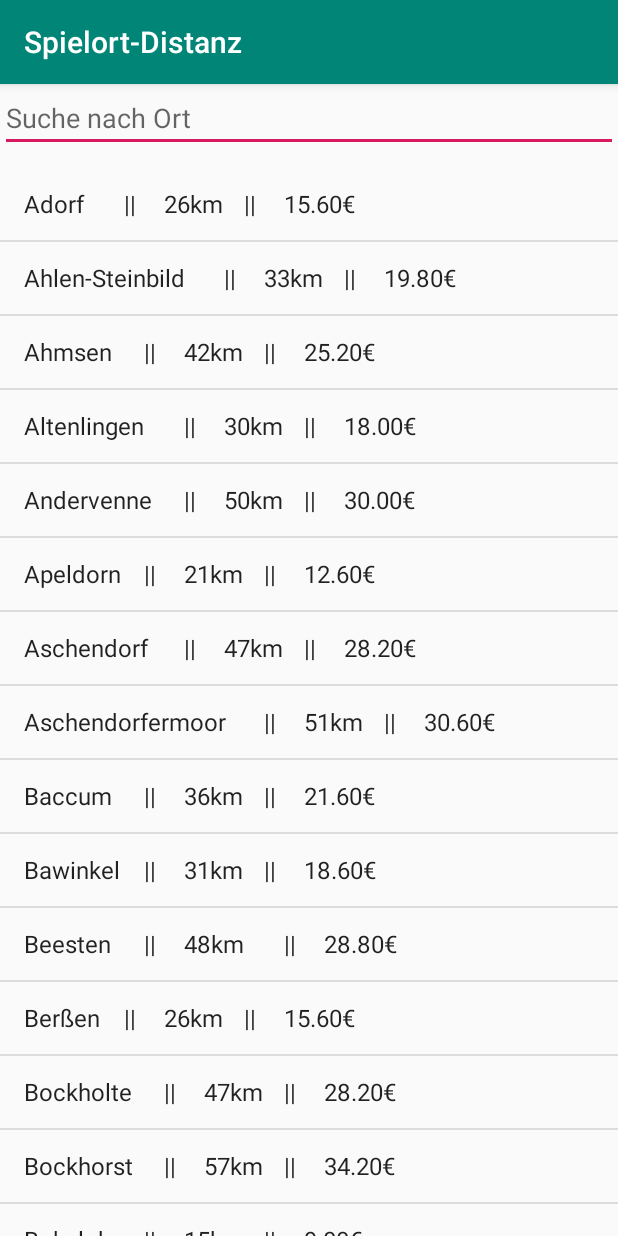
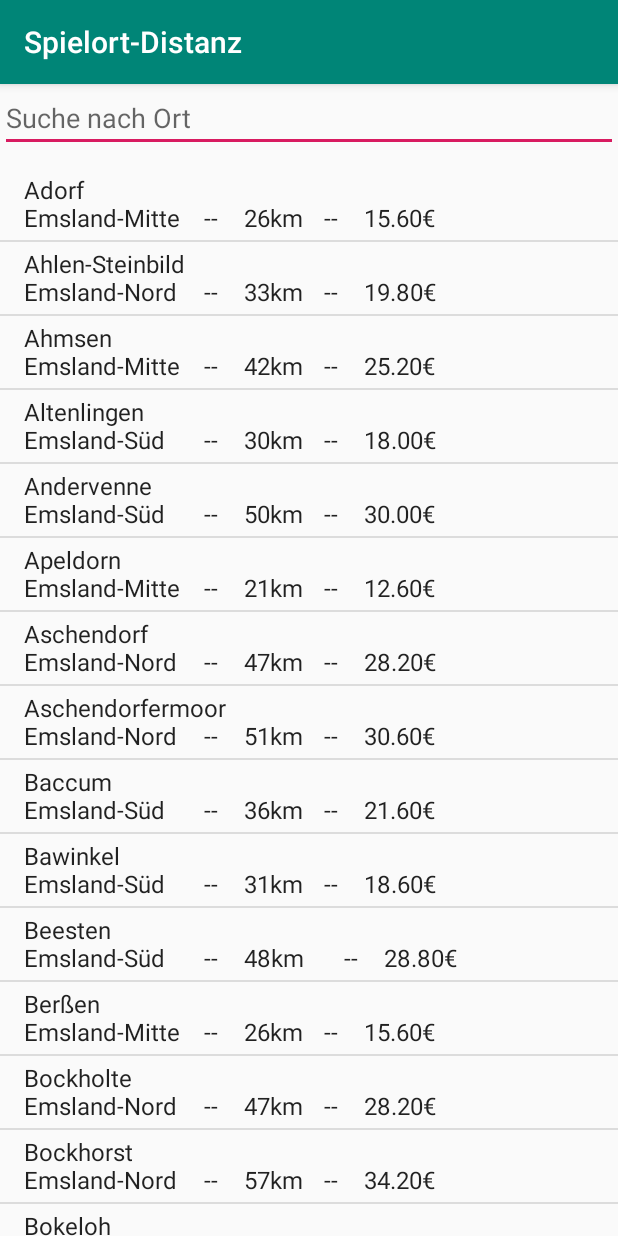
Before and after one commit to Fasde/DistanceApp, an Android app: the screen it shows after launch (MainActivity), on a phone screen of 412 x 824 dp. Run offline under Robolectric (Android 15) with nearby library versions, the phone set to English and light mode, and no system bars.

Commit message:
DistanceApp v1.2 New Structure of Datatypes and String-Construction

```diff
--- /dev/null
+++ b/app/src/main/java/fasde/android/distanceapp/Kreis.java
@@ -0,0 +1,22 @@
+package fasde.android.distanceapp;
+
+public enum Kreis {
+
+    EL_NORD("Emsland-Nord"),
+    EL_MITTE("Emsland-Mitte"),
+    EL_SUED("Emsland-Süd"),
+    GRAFSCHAFT("Grafschaft"),
+    OSTFRIESLAND("Ostfriesland"),
+    CLP("Cloppenburg"),
+    OSNA("Osnabrück");
+
+    String name;
+
+     Kreis(String name) {
+        this.name = name;
+    }
+
+    public String getName() {
+        return name;
+    }
+}
--- a/app/src/main/java/fasde/android/distanceapp/MainActivity.java
+++ b/app/src/main/java/fasde/android/distanceapp/MainActivity.java
@@ -1,18 +1,14 @@
 package fasde.android.distanceapp;
-
-import androidx.appcompat.app.AppCompatActivity;
 
 import android.os.Bundle;
 import android.text.Editable;
 import android.text.TextWatcher;
 import android.widget.ArrayAdapter;
 import android.widget.EditText;
-import android.widget.ExpandableListView;
 import android.widget.ListView;
-import android.widget.SimpleAdapter;
 
-import java.math.BigDecimal;
-import java.math.RoundingMode;
+import androidx.appcompat.app.AppCompatActivity;
+
 import java.util.ArrayList;
 import java.util.List;
 import java.util.Map;
@@ -35,126 +31,14 @@ public class MainActivity extends AppCompatActivity {
 
         List<String> setup = new ArrayList<>();
 
-        Map<String, Integer> vereine = new TreeMap<>();
-        vereine.put("Adorf", 26);
-        vereine.put("Ahlen-Steinbild", 33);
-        vereine.put("Ahmsen", 42);
-        vereine.put("Altenlingen", 30);
-        vereine.put("Andervenne", 50);
-        vereine.put("Apeldorn", 21);
-        vereine.put("Aschendorf", 47);
-        vereine.put("Aschendorfermoor", 51);
-        vereine.put("Baccum", 36);
-        vereine.put("Bawinkel", 31);
-        vereine.put("Beesten", 48);
-        vereine.put("Berßen", 26);
-        vereine.put("Bockholte", 47);
-        vereine.put("Bockhorst", 57);
-        vereine.put("Bokeloh", 15);
-        vereine.put("Bramhar", 24);
-        vereine.put("Bramsche", 41);
-        vereine.put("Breddenberg", 49);
-        vereine.put("Brual", 48);
-        vereine.put("Brögbern", 31);
-        vereine.put("Börger", 42);
-        vereine.put("CCI (Emslage)", 7);
-        vereine.put("Clusorth", 28);
-        vereine.put("Dalum", 19);
-        vereine.put("Darme", 37);
-        vereine.put("Dersum", 33);
-        vereine.put("Dohren", 36);
-        vereine.put("Dörpen", 34);
-        vereine.put("Eisten-Hüven", 42);
-        vereine.put("Eltern", 30);
-        vereine.put("Emmeln", 11);
-        vereine.put("Emsbüren", 58);
-        vereine.put("Erika-Altenberge", 15);
-        vereine.put("Esterwegen", 60);
-        vereine.put("Fehndorf", 11);
-        vereine.put("Flechum", 34);
-        vereine.put("Freren", 47);
-        vereine.put("Fresenburg", 29);
-        vereine.put("Fullen", 6);
-        vereine.put("Geeste", 21);
-        vereine.put("Gersten", 34);
-        vereine.put("Groß Hesepe", 15);
-        vereine.put("Haren", 8);
-        vereine.put("Haselünne", 30);
-        vereine.put("Hebelermeer", 11);
-        vereine.put("Heede", 36);
-        vereine.put("Hemsen", 9);
-        vereine.put("Herbrum", 51);
-        vereine.put("Herssum", 43);
-        vereine.put("Herzlake", 38);
-        vereine.put("Hilkenbrook", 65);
-        vereine.put("Holte", 41);
-        vereine.put("Holthausen-Biene", 24);
-        vereine.put("Hülsen-Westerloh", 29);
-        vereine.put("Lähden", 38);
-        vereine.put("Lahn", 44);
-        vereine.put("Landegge", 11);
-        vereine.put("Langen (Lathen)", 25);
-        vereine.put("Langen (Lengerich)", 36);
-        vereine.put("Lathen", 27);
-        vereine.put("Lathen-Wahn", 24);
-        vereine.put("Laxten", 24);
-        vereine.put("Lehe", 37);
-        vereine.put("Lehrte", 22);
-        vereine.put("Lengerich-Handrup", 40);
-        vereine.put("Leschede", 52);
-        vereine.put("Lingen", 30);
-        vereine.put("Listrup", 58);
-        vereine.put("Lorup", 49);
-        vereine.put("Lünne", 46);
-        vereine.put("Meppen (SV)", 13);
-        vereine.put("Mepppen (Union)", 6);
-        vereine.put("Messingen", 43);
-        vereine.put("Neubörger", 38);
-        vereine.put("Neulangen", 19);
-        vereine.put("Neulehe", 42);
-        vereine.put("Neurhede", 47);
-        vereine.put("Neuringe", 24);
-        vereine.put("Ostenwalde", 41);
-        vereine.put("Osterbrock", 24);
-        vereine.put("Papenburg", 58);
-        vereine.put("Polle", 30);
-        vereine.put("Rastdorf", 51);
-        vereine.put("Renkenberge", 31);
-        vereine.put("Rhede", 44);
-        vereine.put("Rütenbrock", 20);
-        vereine.put("Salzbergen", 62);
-        vereine.put("Schapen", 53);
-        vereine.put("Schepsdorf", 39);
-        vereine.put("Schleper", 25);
-        vereine.put("Schwefingen", 15);
-        vereine.put("Schöningsdorf", 11);
-        vereine.put("Spahnharrenstätte", 42);
-        vereine.put("Spelle-Venhaus", 55);
-        vereine.put("Stavern", 30);
-        vereine.put("Surwold", 49);
-        vereine.put("Sögel", 36);
-        vereine.put("Teglingen", 14);
-        vereine.put("Thuine", 42);
-        vereine.put("Tinnen", 14);
-        vereine.put("Twist (Germania)", 23);
-        vereine.put("Twist (Grenzland)", 26);
-        vereine.put("Varenrode", 50);
-        vereine.put("Versen (JVA)", 4);
-        vereine.put("Vrees", 56);
-        vereine.put("Walchum-Hasselbrock", 29);
-        vereine.put("Wehm", 48);
-        vereine.put("Werlte", 47);
-        vereine.put("Werpeloh", 37);
-        vereine.put("Wesuwe", 2);
-        vereine.put("Wettrup", 39);
-        vereine.put("Wieste", 49);
-        vereine.put("Wippingen", 32);
-        vereine.put("Nordhorn (WE)", 50);
+        Map<String, Spielort> vereine = new TreeMap<>();
 
-        BigDecimal kosten;
-        for (Map.Entry<String, Integer> entry : vereine.entrySet()) {
-            kosten = new BigDecimal(entry.getValue() * 0.30 * 2).setScale(2, RoundingMode.HALF_DOWN);
-            setup.add(entry.getKey() + "\t\t||\t\t" + entry.getValue() + "km\t\t||\t\t" + kosten + "€");
+        for (Spielort ort : Spielort.gottaListEmAll()) {
+            vereine.put(ort.getSpielort(), ort);
+        }
+
+        for (Map.Entry<String, Spielort> entry : vereine.entrySet()) {
+            setup.add(entry.getValue().toString());
         }
 
 
--- /dev/null
+++ b/app/src/main/java/fasde/android/distanceapp/Spielort.java
@@ -0,0 +1,217 @@
+package fasde.android.distanceapp;
+
+import java.math.BigDecimal;
+import java.math.RoundingMode;
+import java.util.ArrayList;
+import java.util.List;
+
+public class Spielort {
+
+    private String spielort;
+    private int distanz;
+    private BigDecimal kosten;
+    private Kreis kreis;
+
+    public Spielort(String spielort, int distanz, Kreis kreis) {
+        this.spielort = spielort;
+        this.distanz = distanz;
+        this.kosten = new BigDecimal(distanz * 0.30 * 2).setScale(2, RoundingMode.HALF_DOWN);
+        this.kreis = kreis;
+    }
+
+    public String getSpielort() {
+        return spielort;
+    }
+
+    public int getDistanz() {
+        return distanz;
+    }
+
+    public BigDecimal getKosten() {
+        return kosten;
+    }
+
+    public Kreis getKreis() {
+        return kreis;
+    }
+
+    public static List<Spielort> gottaListEmAll() {
+        List<Spielort> allPlaces = new ArrayList<>();
+        for (Spielort ort : emslandNord()) {
+            allPlaces.add(ort);
+        }
+        for (Spielort ort : emslandMitte()) {
+            allPlaces.add(ort);
+        }
+        for (Spielort ort : emslandSued()) {
+            allPlaces.add(ort);
+        }
+        for (Spielort ort : grafschaft()) {
+            allPlaces.add(ort);
+        }
+        for (Spielort ort : osnabrück()) {
+            allPlaces.add(ort);
+        }
+        for (Spielort ort : ostfriesland()) {
+            allPlaces.add(ort);
+        }
+        for (Spielort ort : cloppenburg()) {
+            allPlaces.add(ort);
+        }
+        return allPlaces;
+    }
+
+    public static List<Spielort> emslandNord() {
+        List<Spielort> emslandNord = new ArrayList<>();
+        emslandNord.add(new Spielort("Ahlen-Steinbild", 33, Kreis.EL_NORD));
+        emslandNord.add(new Spielort("Aschendorf", 47, Kreis.EL_NORD));
+        emslandNord.add(new Spielort("Aschendorfermoor", 51, Kreis.EL_NORD));
+        emslandNord.add(new Spielort("Bockholte", 47, Kreis.EL_NORD));
+        emslandNord.add(new Spielort("Bockhorst", 57, Kreis.EL_NORD));
+        emslandNord.add(new Spielort("Breddenberg", 49, Kreis.EL_NORD));
+        emslandNord.add(new Spielort("Brual", 48, Kreis.EL_NORD));
+        emslandNord.add(new Spielort("Börger", 41, Kreis.EL_NORD));
+        emslandNord.add(new Spielort("Dersum", 33, Kreis.EL_NORD));
+        emslandNord.add(new Spielort("Dörpen", 34, Kreis.EL_NORD));
+        emslandNord.add(new Spielort("Eisten-Hüven", 42, Kreis.EL_NORD));
+        emslandNord.add(new Spielort("Esterwegen", 60, Kreis.EL_NORD));
+        emslandNord.add(new Spielort("Fresenburg", 29, Kreis.EL_NORD));
+        emslandNord.add(new Spielort("Heede", 36, Kreis.EL_NORD));
+        emslandNord.add(new Spielort("Herbrum", 51, Kreis.EL_NORD));
+        emslandNord.add(new Spielort("Hilkenbrook", 65, Kreis.EL_NORD));
+        emslandNord.add(new Spielort("Lahn", 44, Kreis.EL_NORD));
+        emslandNord.add(new Spielort("Langen (Lathen)", 25, Kreis.EL_NORD));
+        emslandNord.add(new Spielort("Lathen", 27, Kreis.EL_NORD));
+        emslandNord.add(new Spielort("Lathen-Wahn", 24, Kreis.EL_NORD));
+        emslandNord.add(new Spielort("Lehe", 37, Kreis.EL_NORD));
+        emslandNord.add(new Spielort("Lorup", 49, Kreis.EL_NORD));
+        emslandNord.add(new Spielort("Neubörger", 38, Kreis.EL_NORD));
+        emslandNord.add(new Spielort("Neulangen", 19, Kreis.EL_NORD));
+        emslandNord.add(new Spielort("Neulehe", 42, Kreis.EL_NORD));
+        emslandNord.add(new Spielort("Neurhede", 47, Kreis.EL_NORD));
+        emslandNord.add(new Spielort("Ostenwalde", 41, Kreis.EL_NORD));
+        emslandNord.add(new Spielort("Papenburg", 58, Kreis.EL_NORD));
+        emslandNord.add(new Spielort("Rastdorf", 51, Kreis.EL_NORD));
+        emslandNord.add(new Spielort("Renkenberge", 31, Kreis.EL_NORD));
+        emslandNord.add(new Spielort("Rhede", 44, Kreis.EL_NORD));
+        emslandNord.add(new Spielort("Spahnharrenstätte", 42, Kreis.EL_NORD));
+        emslandNord.add(new Spielort("Surwold", 49, Kreis.EL_NORD));
+        emslandNord.add(new Spielort("Sögel", 36, Kreis.EL_NORD));
+        emslandNord.add(new Spielort("Vrees", 56, Kreis.EL_NORD));
+        emslandNord.add(new Spielort("Walchum-Hasselbrock", 29, Kreis.EL_NORD));
+        emslandNord.add(new Spielort("Wehm", 48, Kreis.EL_NORD));
+        emslandNord.add(new Spielort("Werlte", 47, Kreis.EL_NORD));
+        emslandNord.add(new Spielort("Werpeloh", 37, Kreis.EL_NORD));
+        emslandNord.add(new Spielort("Wieste", 49, Kreis.EL_NORD));
+        emslandNord.add(new Spielort("Wippingen", 32, Kreis.EL_NORD));
+        return emslandNord;
+    }
+
+    public static List<Spielort> emslandMitte() {
+        List<Spielort> emslandMitte = new ArrayList<>();
+        emslandMitte.add(new Spielort("Adorf", 26, Kreis.EL_MITTE));
+        emslandMitte.add(new Spielort("Ahmsen", 42, Kreis.EL_MITTE));
+        emslandMitte.add(new Spielort("Apeldorn", 21, Kreis.EL_MITTE));
+        emslandMitte.add(new Spielort("Berßen", 26, Kreis.EL_MITTE));
+        emslandMitte.add(new Spielort("Bokeloh", 15, Kreis.EL_MITTE));
+        emslandMitte.add(new Spielort("CCI (Emslage)", 7, Kreis.EL_MITTE));
+        emslandMitte.add(new Spielort("Dalum", 19, Kreis.EL_MITTE));
+        emslandMitte.add(new Spielort("Dohren", 36, Kreis.EL_MITTE));
+        emslandMitte.add(new Spielort("Eltern", 30, Kreis.EL_MITTE));
+        emslandMitte.add(new Spielort("Emmeln", 11, Kreis.EL_MITTE));
+        emslandMitte.add(new Spielort("Erika-Altenberge", 15, Kreis.EL_MITTE));
+        emslandMitte.add(new Spielort("Fehndorf", 11, Kreis.EL_MITTE));
+        emslandMitte.add(new Spielort("Flechum", 34, Kreis.EL_MITTE));
+        emslandMitte.add(new Spielort("Fullen", 6, Kreis.EL_MITTE));
+        emslandMitte.add(new Spielort("Geeste", 21, Kreis.EL_MITTE));
+        emslandMitte.add(new Spielort("Groß Hesepe", 15, Kreis.EL_MITTE));
+        emslandMitte.add(new Spielort("Haren", 8, Kreis.EL_MITTE));
+        emslandMitte.add(new Spielort("Haselünne", 30, Kreis.EL_MITTE));
+        emslandMitte.add(new Spielort("Hebelermeer", 11, Kreis.EL_MITTE));
+        emslandMitte.add(new Spielort("Hemsen", 9, Kreis.EL_MITTE));
+        emslandMitte.add(new Spielort("Herssum", 43, Kreis.EL_MITTE));
+        emslandMitte.add(new Spielort("Herzlake", 38, Kreis.EL_MITTE));
+        emslandMitte.add(new Spielort("Holte", 41, Kreis.EL_MITTE));
+        emslandMitte.add(new Spielort("Hülsen-Westerloh", 29, Kreis.EL_MITTE));
+        emslandMitte.add(new Spielort("Lähden", 38, Kreis.EL_MITTE));
+        emslandMitte.add(new Spielort("Landegge", 11, Kreis.EL_MITTE));
+        emslandMitte.add(new Spielort("Lehrte", 22, Kreis.EL_MITTE));
+        emslandMitte.add(new Spielort("Meppen (SV)", 13, Kreis.EL_MITTE));
+        emslandMitte.add(new Spielort("Meppen (Union)", 6, Kreis.EL_MITTE));
+        emslandMitte.add(new Spielort("Neuringe", 24, Kreis.EL_MITTE));
+        emslandMitte.add(new Spielort("Osterbrock", 24, Kreis.EL_MITTE));
+        emslandMitte.add(new Spielort("Polle", 30, Kreis.EL_MITTE));
+        emslandMitte.add(new Spielort("Rütenbrock", 20, Kreis.EL_MITTE));
+        emslandMitte.add(new Spielort("Schleper", 25, Kreis.EL_MITTE));
+        emslandMitte.add(new Spielort("Schwefingen", 15, Kreis.EL_MITTE));
+        emslandMitte.add(new Spielort("Schöningsdorf", 11, Kreis.EL_MITTE));
+        emslandMitte.add(new Spielort("Stavern", 30, Kreis.EL_MITTE));
+        emslandMitte.add(new Spielort("Teglingen", 14, Kreis.EL_MITTE));
+        emslandMitte.add(new Spielort("Tinnen", 14, Kreis.EL_MITTE));
+        emslandMitte.add(new Spielort("Twist (Germania)", 23, Kreis.EL_MITTE));
+        emslandMitte.add(new Spielort("Twist (Grenzland)", 26, Kreis.EL_MITTE));
+        emslandMitte.add(new Spielort("Versen (JVA)", 4, Kreis.EL_MITTE));
+        emslandMitte.add(new Spielort("Wesuwe", 2, Kreis.EL_MITTE));
+        return emslandMitte;
+    }
+
+    public static List<Spielort> emslandSued() {
+        List<Spielort> emsLandSued = new ArrayList<>();
+        emsLandSued.add(new Spielort("Altenlingen", 30, Kreis.EL_SUED));
+        emsLandSued.add(new Spielort("Andervenne", 50, Kreis.EL_SUED));
+        emsLandSued.add(new Spielort("Baccum", 36, Kreis.EL_SUED));
+        emsLandSued.add(new Spielort("Bawinkel", 31, Kreis.EL_SUED));
+        emsLandSued.add(new Spielort("Beesten", 48, Kreis.EL_SUED));
+        emsLandSued.add(new Spielort("Bramhar", 24, Kreis.EL_SUED));
+        emsLandSued.add(new Spielort("Bramsche", 41, Kreis.EL_SUED));
+        emsLandSued.add(new Spielort("Brögbern", 31, Kreis.EL_SUED));
+        emsLandSued.add(new Spielort("Clusorth", 28, Kreis.EL_SUED));
+        emsLandSued.add(new Spielort("Darme", 37, Kreis.EL_SUED));
+        emsLandSued.add(new Spielort("Emsbüren", 58, Kreis.EL_SUED));
+        emsLandSued.add(new Spielort("Freren", 47, Kreis.EL_SUED));
+        emsLandSued.add(new Spielort("Gersten", 34, Kreis.EL_SUED));
+        emsLandSued.add(new Spielort("Holthausen-Biene", 24, Kreis.EL_SUED));
+        emsLandSued.add(new Spielort("Langen (Lengerich)", 36, Kreis.EL_SUED));
+        emsLandSued.add(new Spielort("Laxten", 24, Kreis.EL_SUED));
+        emsLandSued.add(new Spielort("Lengerich-Handrup", 40, Kreis.EL_SUED));
+        emsLandSued.add(new Spielort("Leschede", 52, Kreis.EL_SUED));
+        emsLandSued.add(new Spielort("Lingen", 30, Kreis.EL_SUED));
+        emsLandSued.add(new Spielort("Listrup", 58, Kreis.EL_SUED));
+        emsLandSued.add(new Spielort("Lünne", 46, Kreis.EL_SUED));
+        emsLandSued.add(new Spielort("Messingen", 43, Kreis.EL_SUED));
+        emsLandSued.add(new Spielort("Salzbergen", 62, Kreis.EL_SUED));
+        emsLandSued.add(new Spielort("Schapen", 53, Kreis.EL_SUED));
+        emsLandSued.add(new Spielort("Schepsdorf", 39, Kreis.EL_SUED));
+        emsLandSued.add(new Spielort("Spelle-Venahus", 55, Kreis.EL_SUED));
+        emsLandSued.add(new Spielort("Thuine", 42, Kreis.EL_SUED));
+        emsLandSued.add(new Spielort("Varenrode", 50, Kreis.EL_SUED));
+        emsLandSued.add(new Spielort("Wettrup", 39, Kreis.EL_SUED));
+        return emsLandSued;
+    }
+
+    public static List<Spielort> grafschaft() {
+        List<Spielort> grafschaft = new ArrayList<>();
+        grafschaft.add(new Spielort("Nordhorn (WE)", 50, Kreis.GRAFSCHAFT));
+        return grafschaft;
+    }
+
+    public static List<Spielort> ostfriesland() {
+        List<Spielort> ostfriesland = new ArrayList<>();
+        return ostfriesland;
+    }
+
+    public static List<Spielort> cloppenburg() {
+        List<Spielort> cloppenburg = new ArrayList<>();
+        return cloppenburg;
+    }
+
+    public static List<Spielort> osnabrück() {
+        List<Spielort> osna = new ArrayList<>();
+        return osna;
+    }
+
+    @Override
+    public String toString() {
+        return this.getSpielort() + "\n" + this.getKreis().getName() + "\t\t--\t\t" + this.getDistanz() + "km" + "\t\t--\t\t" + this.getKosten() + "€";
+    }
+}
```
